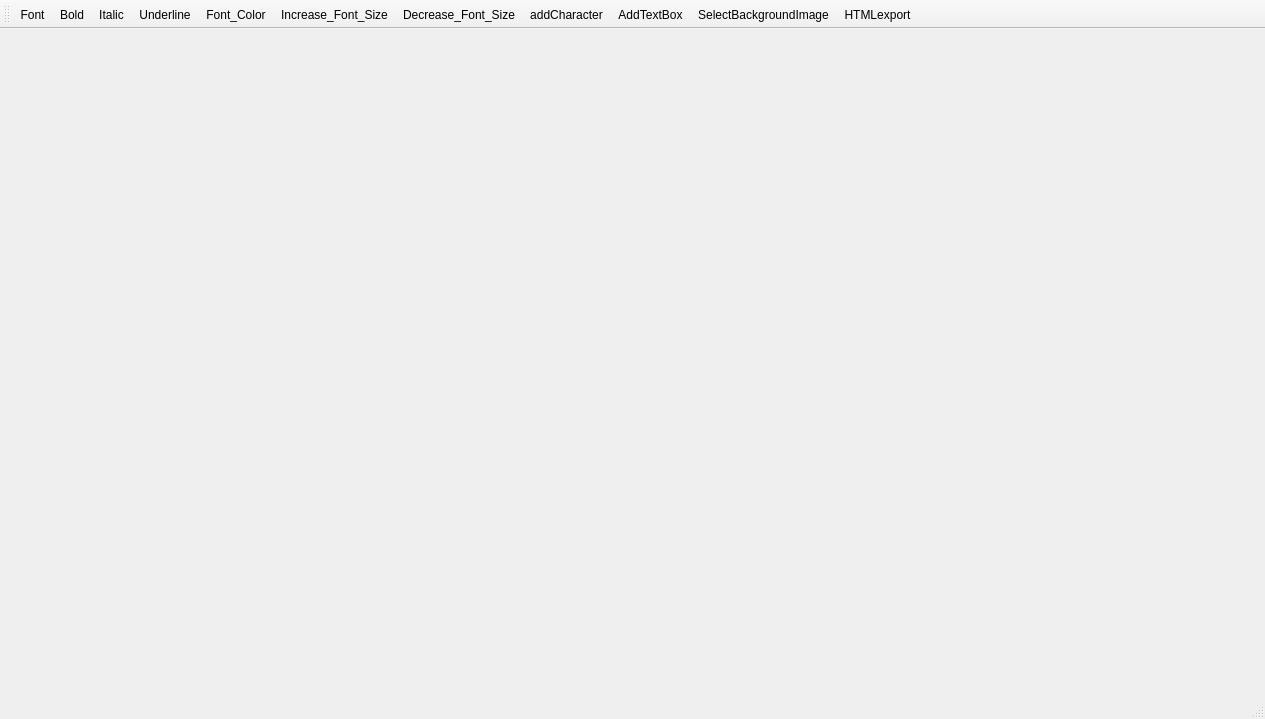
This is mainwindow.ui in taliyos/DialogueCreatorForGames as Qt 5 draws it before an edit. The edited form follows.
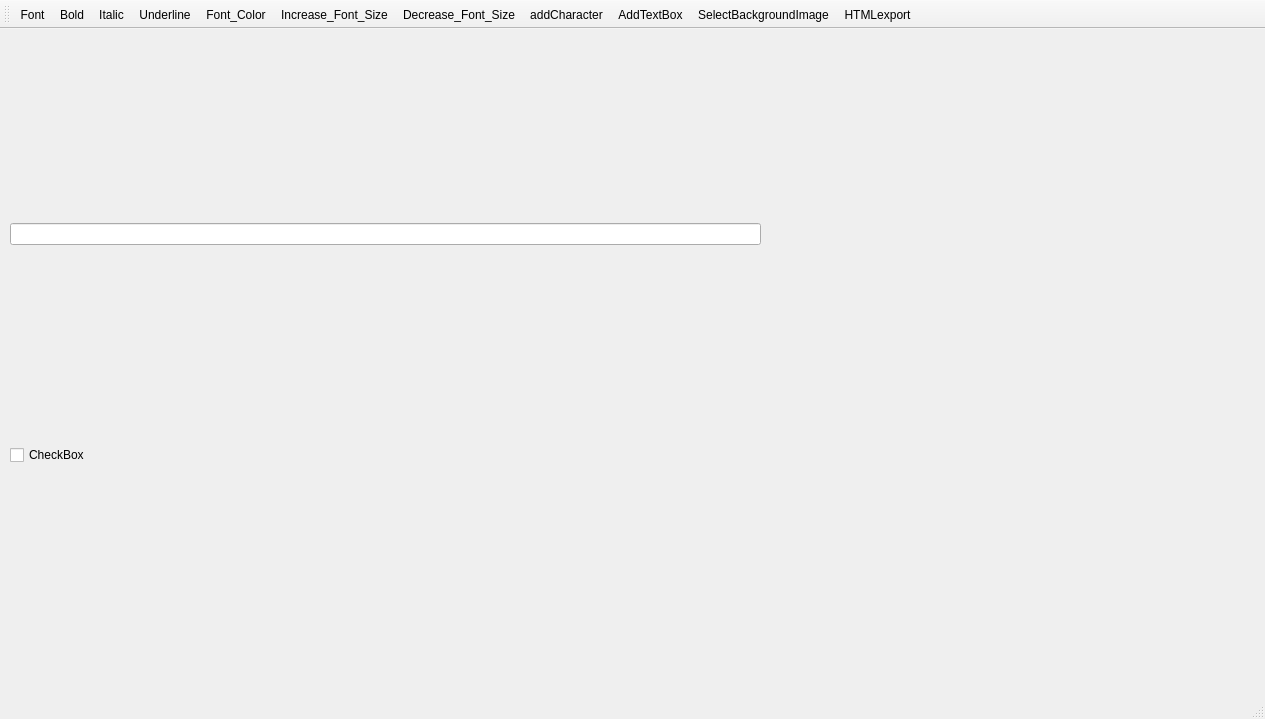
This is the edited form. Icons and pictures are not drawn.

Commit message: settings programmed

```diff
--- a/mainwindow.ui
+++ b/mainwindow.ui
@@ -23,7 +23,18 @@
       <height>631</height>
      </rect>
     </property>
-    <layout class="QVBoxLayout" name="verticalLayout"/>
+    <layout class="QVBoxLayout" name="verticalLayout">
+     <item>
+      <widget class="QLineEdit" name="lineEdit"/>
+     </item>
+     <item>
+      <widget class="QCheckBox" name="checkBox">
+       <property name="text">
+        <string>CheckBox</string>
+       </property>
+      </widget>
+     </item>
+    </layout>
    </widget>
   </widget>
   <widget class="QStatusBar" name="statusbar"/>
```
The commit also changes 2 other files.
